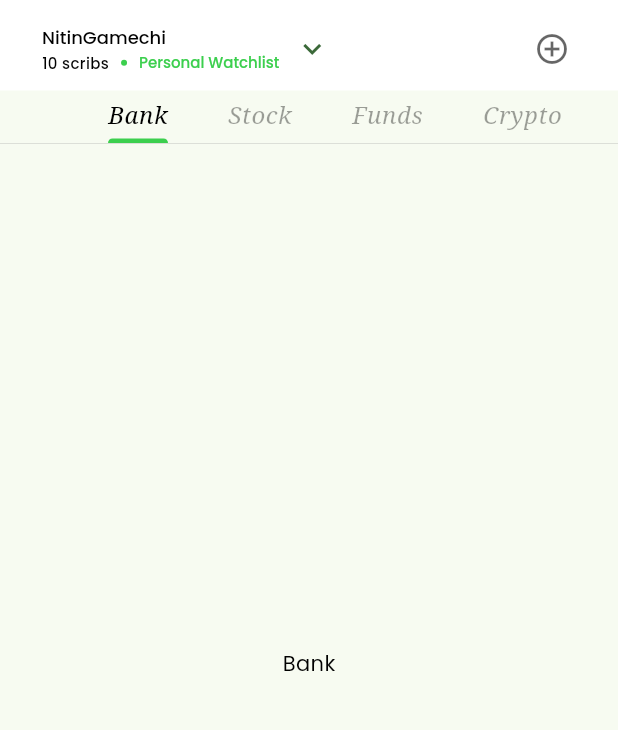
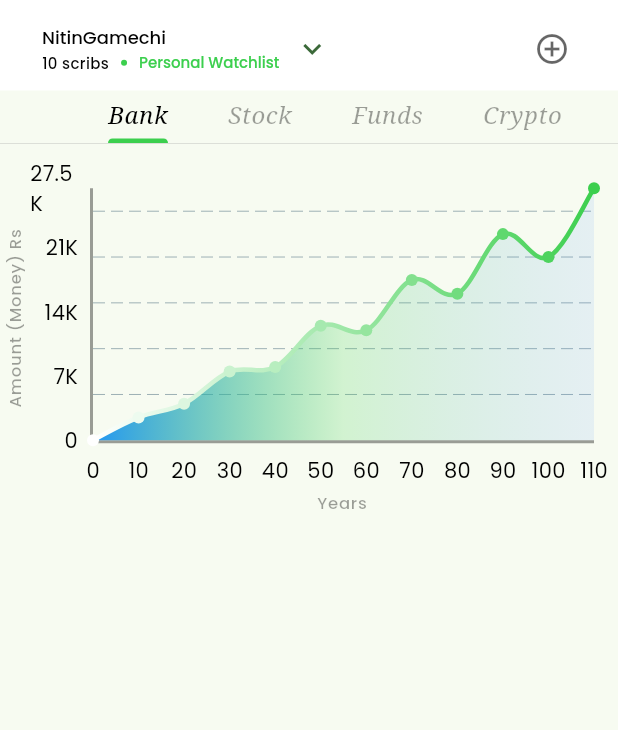
Before and after one commit to GamechiNitin/SimpleBank, a Flutter app: the WatchListScreen screen opened directly, on a phone screen of 412 x 824 dp, the part 52-782 px from its top. Run offline on Flutter 3.47's test engine with Material 2 defaults, Android fonts, the phone set to English and light mode, and no system bars; drawn by our look-alikes of fl_chart; our stand-ins replace flutter_bloc, google_fonts, shared_preferences; accounts and stored records are empty.

Commit message:
Line Chart Revision 1

```diff
--- a/lib/view/screen/bnb/watchlist_screen.dart
+++ b/lib/view/screen/bnb/watchlist_screen.dart
@@ -1,4 +1,6 @@
 import 'dart:developer';
+import 'dart:math';
+import 'package:fl_chart/fl_chart.dart';
 import 'package:flutter/gestures.dart';
 import 'package:simple_bank/utils/import.dart';
 import 'package:simple_bank/view/widget/radio_widget.dart';
@@ -144,7 +146,7 @@ class _WatchListScreenState extends State<WatchListScreen>
                                           value: index,
                                           groupValue: selectedWatchList,
                                           onChanged: (val) {
-                                            log(val.toString());
+                                            // log(val.toString());
                                             selectedWatchList = val!;
                                             buildNow(() {});
                                           },
@@ -229,15 +231,144 @@ class _WatchListScreenState extends State<WatchListScreen>
       ),
       body: TabBarView(
         controller: controller,
-        children: const [
-          Center(child: Text("Bank")),
-          Center(child: Text("Stock")),
-          Center(child: Text("Funds")),
-          Center(child: Text("Crypto")),
-          Center(child: Text("Coins")),
-          Center(child: Text("Wallets")),
+        children: [
+          flChart(),
+          // Center(child: Text("Bank",),),
+          // HomeScreen(),
+          const Center(child: Text("Stock")),
+          const Center(child: Text("Funds")),
+          const Center(child: Text("Crypto")),
+          const Center(child: Text("Coins")),
+          const Center(child: Text("Wallets")),
         ],
       ),
     );
   }
+
+  Widget flChart() {
+    return Column(
+      children: [
+        Container(
+          padding: const EdgeInsets.only(top: 30, right: 16),
+          width: MediaQuery.of(context).size.width,
+          height: 250,
+          child: LineChart(
+            LineChartData(
+              // backgroundColor: kLPrimaryColor,
+
+              gridData: FlGridData(
+                drawVerticalLine: false,
+              ),
+              titlesData: FlTitlesData(
+                topTitles: AxisTitles(
+                  sideTitles: SideTitles(),
+                ),
+                bottomTitles: AxisTitles(
+                  sideTitles: SideTitles(
+                    showTitles: true,
+                    reservedSize: 30,
+                    // interval: 7000,
+                    // getTitlesWidget: (value, meta) {},
+                  ),
+                  axisNameWidget: Text(
+                    "Years",
+                    style: Theme.of(context).textTheme.labelSmall,
+                  ),
+                  axisNameSize: 20,
+                ),
+                rightTitles: AxisTitles(),
+                leftTitles: AxisTitles(
+                  sideTitles: SideTitles(
+                    showTitles: true,
+                    reservedSize: 40,
+                    interval: 7000,
+                    // getTitlesWidget: (value, meta) {},
+                  ),
+                  drawBehindEverything: true,
+                  axisNameWidget: Text(
+                    "Amount (Money) Rs ",
+                    style: Theme.of(context).textTheme.labelSmall,
+                  ),
+                  axisNameSize: 20,
+                ),
+              ),
+              borderData: FlBorderData(
+                show: true,
+                border: Border(
+                  bottom: BorderSide(
+                    color: Theme.of(context).textTheme.labelSmall!.color!,
+                    width: 2,
+                  ),
+                  left: BorderSide(
+                    color: Theme.of(context).textTheme.labelSmall!.color!,
+                    width: 2,
+                  ),
+                ),
+              ),
+              clipData: FlClipData(
+                bottom: false,
+                left: false,
+                right: false,
+                top: true,
+              ),
+              // read about it in the LineChartData section
+              // baselineX: 2,
+              betweenBarsData: [
+                // BetweenBarsData(
+                //   fromIndex: 0,
+                //   toIndex: 11,
+                //   color: kErrorColor,
+                // ),
+              ],
+              // maxX: 2,
+
+              lineBarsData: [
+                LineChartBarData(
+                  belowBarData: BarAreaData(
+                    show: true,
+                    // color: kPrimaryColor,
+                    gradient: LinearGradient(
+                      colors: [
+                        kBlueColor,
+                        kPrimaryColor.withOpacity(0.2),
+                        kBlueAccentColor.withOpacity(0.1),
+                        // kErrorColor,
+                      ],
+                    ),
+                  ),
+                  dotData: FlDotData(
+                    show: true,
+                  ),
+                  lineChartStepData: LineChartStepData(
+                    stepDirection: 20,
+                  ),
+                  isCurved: true,
+                  color: kWhiteColor,
+                  gradient: const LinearGradient(
+                    colors: [
+                      kWhiteColor,
+                      // kBlueAccentColor,
+                      kPrimaryColor,
+                      // kErrorColor,
+                    ],
+                  ),
+                  barWidth: 3,
+                  spots: List.generate(
+                    12,
+                    (index) => FlSpot(
+                      index.toDouble() * 10,
+                      index.isEven ? index * 2000 : index * 2500,
+                    ),
+                  ),
+                ),
+              ],
+            ),
+            swapAnimationDuration:
+                const Duration(milliseconds: 150), // Optional
+            swapAnimationCurve: Curves.linear, // Optional
+          ),
+        ),
+      ],
+    );
+  }
 }
--- a/pubspec.yaml
+++ b/pubspec.yaml
@@ -34,6 +34,9 @@ dependencies:
   # StateManagement Dependencies
   flutter_bloc: ^8.1.2
   shared_preferences: ^2.0.17
+
+  # Chart Dependencies
+  fl_chart: ^0.61.0
 
   # The following adds the Cupertino Icons font to your application.
   # Use with the CupertinoIcons class for iOS style icons.
```
